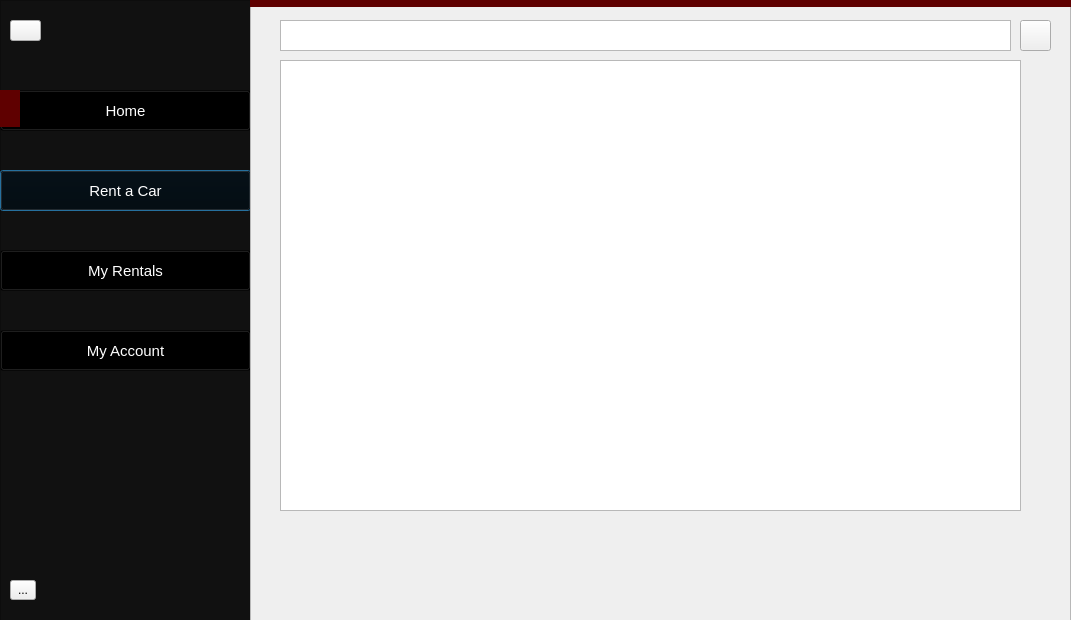
Sickojo/Yes-Car-Rentals, file YES-Car-Rentals/central_viewcars1.ui: the form before one commit.
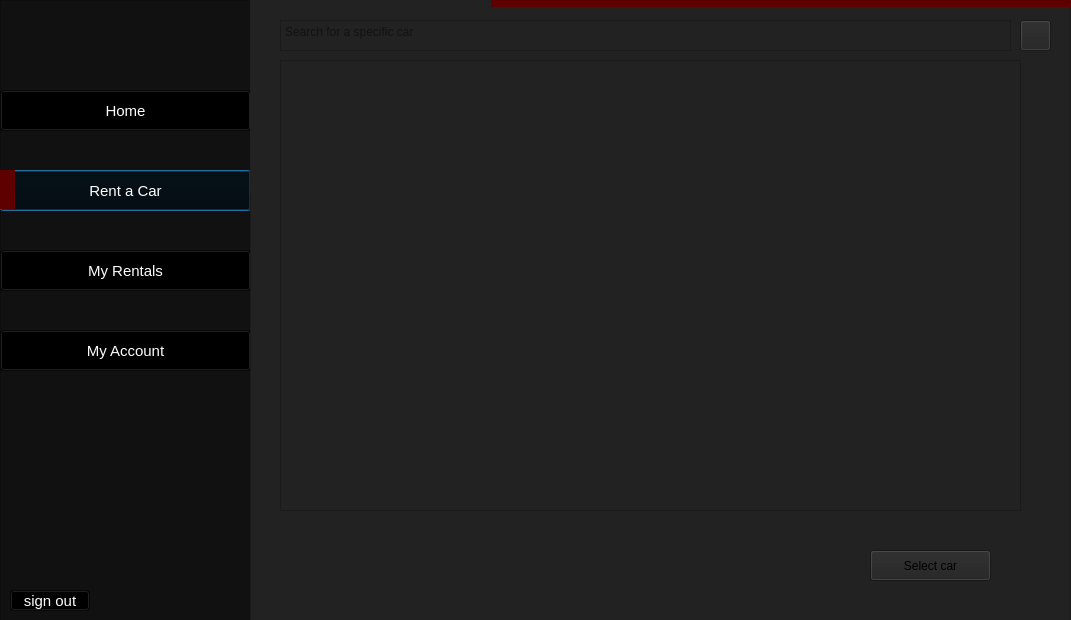
The form after the commit. Icons and pictures are not drawn.

```diff
--- a/YES-Car-Rentals/central_viewcars1.ui
+++ b/YES-Car-Rentals/central_viewcars1.ui
@@ -38,7 +38,7 @@
         color:#ffffff;
 }
 
-QPushButton#HomeButton:hover, QPushButton#RentCar:hover,  QPushButton#MyRentals:hover, QPushButton#MyAccount:hover
+QPushButton#HomeButton:hover, QPushButton#RentCar:hover,  QPushButton#MyRentals:hover, QPushButton#MyAccount:hover,QPushButton#signout:hover
 {
         font-size:15px;
         background:#222;
@@ -61,9 +61,9 @@
     <property name="geometry">
      <rect>
       <x>0</x>
-      <y>90</y>
-      <width>20</width>
-      <height>37</height>
+      <y>170</y>
+      <width>15</width>
+      <height>39</height>
      </rect>
     </property>
     <property name="styleSheet">
@@ -105,42 +105,13 @@
      </size>
     </property>
    </widget>
-   <widget class="QToolButton" name="toolButton">
-    <property name="geometry">
-     <rect>
-      <x>10</x>
-      <y>580</y>
-      <width>26</width>
-      <height>20</height>
-     </rect>
-    </property>
-    <property name="text">
-     <string>...</string>
-    </property>
-   </widget>
-   <widget class="QToolButton" name="toolButton_2">
-    <property name="geometry">
-     <rect>
-      <x>10</x>
-      <y>20</y>
-      <width>31</width>
-      <height>21</height>
-     </rect>
-    </property>
-    <property name="styleSheet">
-     <string notr="true">border-image:url(L:/UNI/Projects/Project one/Grind/Project/QT/data/icons/home.png)0 0 0 0 stretch stretch;</string>
-    </property>
-    <property name="text">
-     <string/>
-    </property>
-   </widget>
    <widget class="QLabel" name="label_3">
     <property name="geometry">
      <rect>
-      <x>20</x>
+      <x>10</x>
       <y>90</y>
-      <width>41</width>
-      <height>31</height>
+      <width>35</width>
+      <height>35</height>
      </rect>
     </property>
     <property name="text">
@@ -173,6 +144,59 @@
      <string>My Account</string>
     </property>
    </widget>
+   <widget class="QLabel" name="label_5">
+    <property name="geometry">
+     <rect>
+      <x>20</x>
+      <y>170</y>
+      <width>35</width>
+      <height>35</height>
+     </rect>
+    </property>
+    <property name="text">
+     <string/>
+    </property>
+   </widget>
+   <widget class="QLabel" name="label_6">
+    <property name="geometry">
+     <rect>
+      <x>10</x>
+      <y>250</y>
+      <width>35</width>
+      <height>35</height>
+     </rect>
+    </property>
+    <property name="text">
+     <string/>
+    </property>
+   </widget>
+   <widget class="QLabel" name="label_7">
+    <property name="geometry">
+     <rect>
+      <x>10</x>
+      <y>330</y>
+      <width>35</width>
+      <height>35</height>
+     </rect>
+    </property>
+    <property name="text">
+     <string/>
+    </property>
+   </widget>
+   <widget class="QPushButton" name="signout">
+    <property name="geometry">
+     <rect>
+      <x>10</x>
+      <y>590</y>
+      <width>80</width>
+      <height>21</height>
+     </rect>
+    </property>
+    <property name="text">
+     <string>sign out</string>
+    </property>
+   </widget>
+   <zorder>MyAccount</zorder>
    <zorder>RentCar</zorder>
    <zorder>MyRentals</zorder>
    <zorder>toolButton</zorder>
@@ -192,7 +216,8 @@
     </rect>
    </property>
    <property name="styleSheet">
-    <string notr="true"/>
+    <string notr="true">	background:#222;
+</string>
    </property>
    <property name="frameShape">
     <enum>QFrame::StyledPanel</enum>
@@ -292,6 +317,22 @@
       <width>731</width>
       <height>31</height>
      </rect>
+    </property>
+    <property name="placeholderText">
+     <string>Search for a specific car</string>
+    </property>
+   </widget>
+   <widget class="QPushButton" name="pushButton">
+    <property name="geometry">
+     <rect>
+      <x>620</x>
+      <y>550</y>
+      <width>121</width>
+      <height>31</height>
+     </rect>
+    </property>
+    <property name="text">
+     <string>Select car</string>
     </property>
    </widget>
   </widget>
```
Left out of the diff: 13 changed lines with no effect on the pictures.
